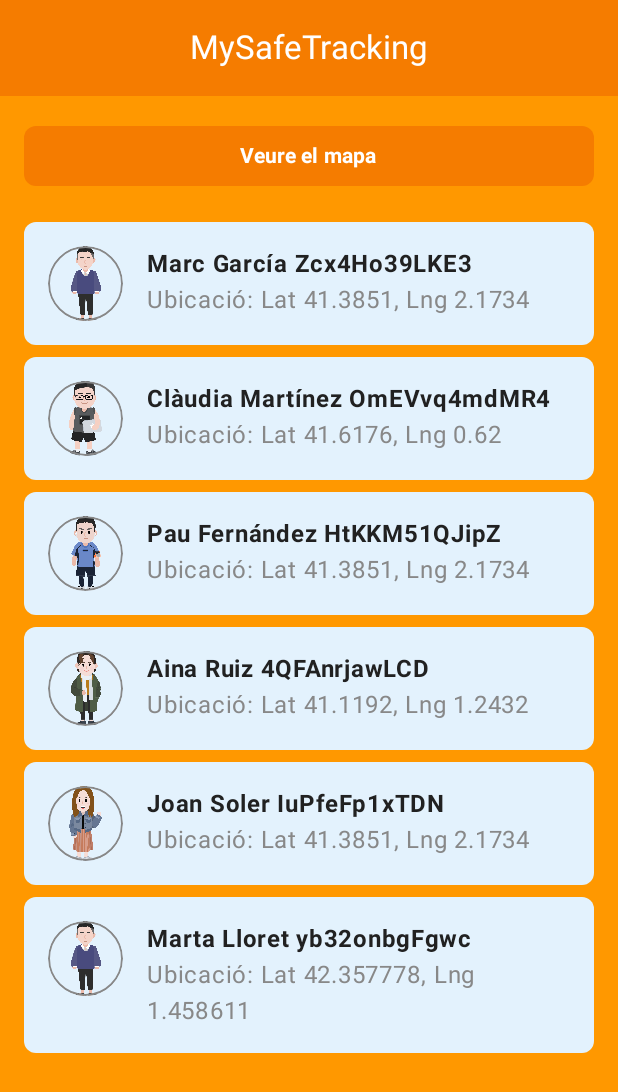
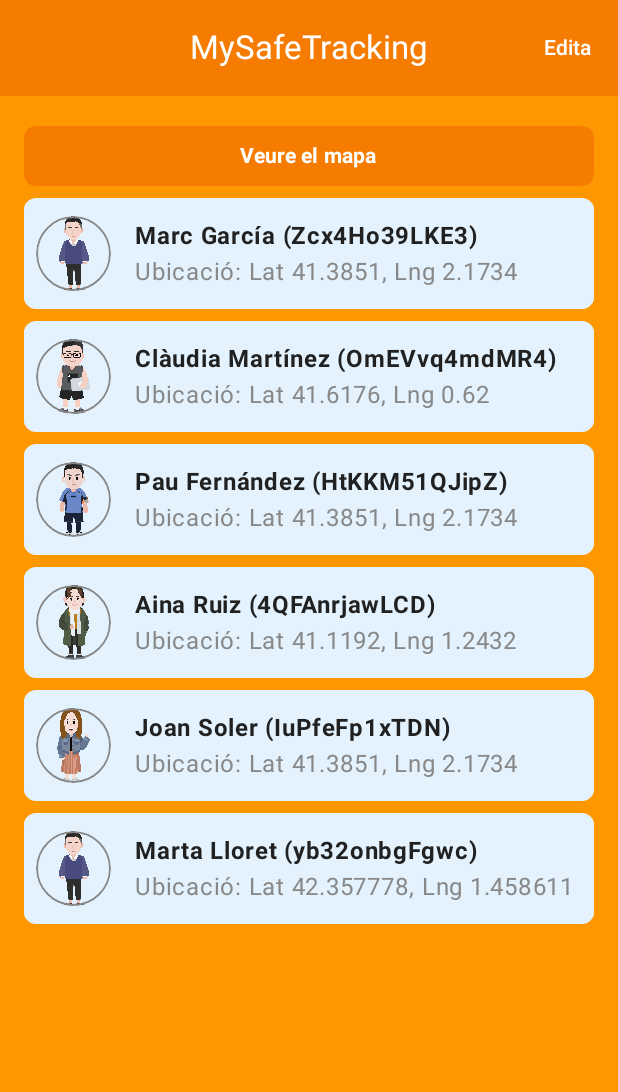
Before and after one commit to lostboy11x/MySafeTracking, an Android app built with Jetpack Compose: the MenuScreenTutor screen opened through its navigation route, on a phone screen of 412 x 824 dp. Shown: the top 1092 px of the screen. Run offline under Robolectric (Android 15) with nearby library versions, the phone set to English and light mode, and no system bars.

Commit message:
Classe MenuScreenTutor modificada perque es puguin veure com s'editen els fills

```diff
--- a/app/build.gradle.kts
+++ b/app/build.gradle.kts
@@ -78,6 +78,7 @@ dependencies {
     // Para Coil 2.x
     implementation(libs.coil.kt.coil)
     implementation("com.github.bumptech.glide:glide:4.16.0")
+    implementation("androidx.compose.material:material-icons-extended:1.5.4")
 
     // Google Maps
     implementation(libs.maps.compose)
--- a/app/src/main/java/com/example/mysafetracking/screens/MenuScreenTutor.kt
+++ b/app/src/main/java/com/example/mysafetracking/screens/MenuScreenTutor.kt
@@ -1,6 +1,7 @@
 package com.example.mysafetracking.screens
 
 import androidx.compose.foundation.Image
+import androidx.compose.foundation.background
 import androidx.compose.foundation.border
 import androidx.compose.foundation.clickable
 import androidx.compose.foundation.layout.*
@@ -8,6 +9,9 @@ import androidx.compose.foundation.lazy.LazyColumn
 import androidx.compose.foundation.lazy.items
 import androidx.compose.foundation.shape.CircleShape
 import androidx.compose.foundation.shape.RoundedCornerShape
+import androidx.compose.material.icons.Icons
+import androidx.compose.material.icons.filled.Menu
+import androidx.compose.material.icons.filled.RemoveCircle
 import androidx.compose.material3.*
 import androidx.compose.runtime.*
 import androidx.compose.ui.Alignment
@@ -28,14 +32,18 @@ import com.example.mysafetracking.data.getChildren
 @Composable
 fun MenuScreenTutor(navController: NavHostController) {
     var children = getChildren()
+    var isEditing by remember { mutableStateOf(false) }
+
     Scaffold(
         topBar = {
             CenterAlignedTopAppBar(
                 title = {
-                    Text(
-                        text = stringResource(R.string.app_name),
-                        color = Color.White,
-                    )
+                    Text(text = stringResource(R.string.app_name), color = Color.White)
+                },
+                actions = {
+                    TextButton(onClick = { isEditing = !isEditing }) {
+                        Text(if (isEditing) "Fet" else "Edita", color = Color.White)
+                    }
                 },
                 colors = TopAppBarDefaults.mediumTopAppBarColors(containerColor = MaterialTheme.colorScheme.primary),
             )
@@ -48,49 +56,70 @@ fun MenuScreenTutor(navController: NavHostController) {
                 .padding(16.dp),
             horizontalAlignment = Alignment.CenterHorizontally
         ) {
-            // Botó per anar a la pantalla del mapa
+            // Botó per veure el mapa
             Button(
-                onClick = {
-                    navController.navigate("mapScreen") {
-                        popUpTo("menuTutor")
-                    }
-                },
-                modifier = Modifier
-                    .fillMaxWidth()
-                    .padding(bottom = 16.dp),
+                onClick = { navController.navigate("mapScreen") { popUpTo("menuTutor") } },
+                modifier = Modifier.fillMaxWidth(),
                 shape = RoundedCornerShape(8.dp)
             ) {
                 Text("Veure el mapa", fontWeight = FontWeight.Bold)
             }
 
-            // Llista de nens
-            LazyColumn(
-                modifier = Modifier.fillMaxSize()
-            ) {
-                items(children) { child ->
-                    ChildItem(child, navController)
+            // Llista de nens amb mode d'edició
+            LazyColumn(modifier = Modifier.fillMaxSize()) {
+                items(children, key = { it.id }) { child ->
+                    ChildItemEditable(
+                        child = child,
+                        isEditing = isEditing,
+                        onRemove = { childToRemove ->
+                            children = children.filter { it.id != childToRemove.id }.toMutableList()
+                        },
+                        navController = navController
+                    )
                 }
             }
         }
     }
 }
 
-// Element individual de la llista de nens
 @Composable
-fun ChildItem(child: Child, navController: NavHostController) {
+fun ChildItemEditable(
+    child: Child,
+    isEditing: Boolean,
+    onRemove: (Child) -> Unit,
+    navController: NavHostController
+) {
     val imageResource = getImageResource(child.photoProfile)
+
     Card(
         modifier = Modifier
             .fillMaxWidth()
             .padding(vertical = 4.dp)
             .clickable {
-            /* Aquí podries afegir una acció, com veure més detalls */
+                /* Aquí podries afegir una acció, com veure més detalls */
                 navController.navigate("childInformationScreen/${child.currentLocation?.latitude}/${child.currentLocation?.longitude}")
             },
         shape = RoundedCornerShape(8.dp),
         colors = CardDefaults.cardColors(containerColor = Color(0xFFE3F2FD)) // Blau clar suau
     ) {
-        Row(modifier = Modifier.padding(16.dp)) {
+        Row(
+            modifier = Modifier
+                .fillMaxWidth()
+                .padding(vertical = 4.dp)
+                .background(Color(0xFFE3F2FD))
+                .padding(8.dp),
+            verticalAlignment = Alignment.CenterVertically
+        ) {
+            if (isEditing) {
+                IconButton(onClick = { onRemove(child) }) {
+                    Icon(
+                        imageVector = Icons.Filled.RemoveCircle,
+                        contentDescription = "Eliminar",
+                        tint = Color.Red
+                    )
+                }
+            }
+
             Image(
                 painter = painterResource(id = imageResource),
                 contentDescription = "Foto de perfil del nen",
@@ -99,9 +128,14 @@ fun ChildItem(child: Child, navController: NavHostController) {
                     .clip(CircleShape)
                     .border(1.dp, Color.Gray, CircleShape)
             )
+
             Spacer(modifier = Modifier.width(16.dp))
-            Column {
-                Text(text = "${child.name} ${child.surname} ${child.childCode}", fontWeight = FontWeight.Bold)
+
+            Column(modifier = Modifier.weight(1f)) {
+                Text(
+                    text = "${child.name} ${child.surname} (${child.childCode})",
+                    fontWeight = FontWeight.Bold
+                )
                 child.currentLocation?.let {
                     Text(
                         text = "Ubicació: Lat ${it.latitude}, Lng ${it.longitude}",
@@ -110,10 +144,8 @@ fun ChildItem(child: Child, navController: NavHostController) {
                 } ?: Text(text = "Ubicació no disponible", color = Color.Gray)
             }
         }
-
     }
 }
-
 
 // Funció per obtenir la imatge del recurs drawable en base al nom
 @Composable
```
